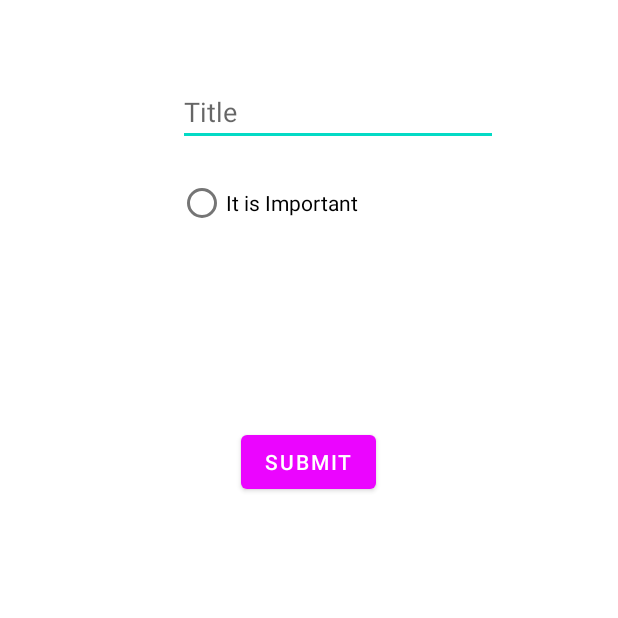
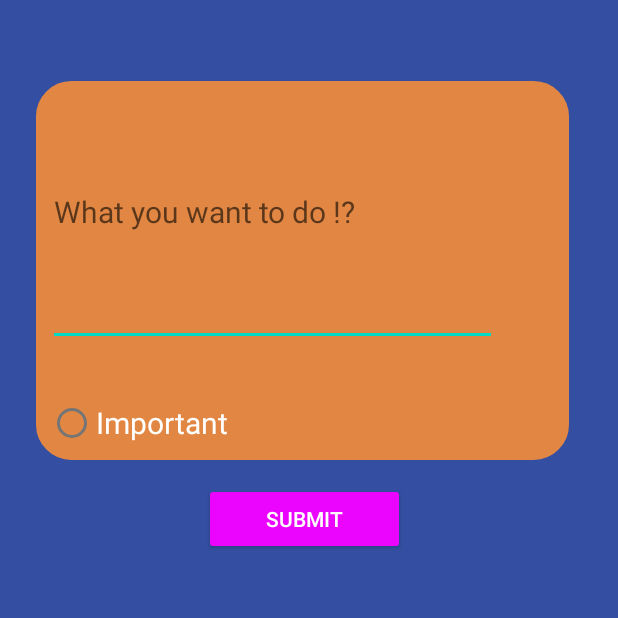
Before and after one commit to SATYAJIT1910/Todo-App, an Android app: the TodoEntryActivity screen opened directly, with no data from a screen before it, on a phone screen of 412 x 824 dp, the top half of it. Run offline under Robolectric (Android 15) with nearby library versions, the light colour scheme and no system bars.

Commit message:
some ui improvement #1 for data entry Layout

```diff
--- a/app/src/main/res/layout/activity_todo_entry.xml
+++ b/app/src/main/res/layout/activity_todo_entry.xml
@@ -4,37 +4,61 @@
     xmlns:tools="http://schemas.android.com/tools"
     android:layout_width="match_parent"
     android:layout_height="match_parent"
+    android:background="@color/customColor2"
     tools:context=".TodoEntryActivity">
+
+    <RelativeLayout
+        android:id="@+id/relativeLayout"
+        android:layout_width="370dp"
+        android:layout_height="267dp"
+        android:background="@drawable/rounded_corner_important"
+        app:layout_constraintBottom_toBottomOf="parent"
+        app:layout_constraintEnd_toEndOf="parent"
+        app:layout_constraintHorizontal_bias="0.39"
+        app:layout_constraintStart_toStartOf="parent"
+        app:layout_constraintTop_toTopOf="parent"
+        app:layout_constraintVertical_bias="0.084" />
+
     <EditText
         android:id="@+id/title"
-        android:layout_width="wrap_content"
-        android:layout_height="wrap_content"
+        style="@android:style/Widget.Material.Light.AutoCompleteTextView"
+        android:layout_width="299dp"
+        android:layout_height="0dp"
+        android:layout_marginStart="32dp"
         android:layout_marginTop="52dp"
-        android:layout_marginEnd="80dp"
+        android:layout_marginBottom="27dp"
         android:ems="10"
-        android:hint="Title"
+        android:hint="What you want to do !?"
         android:inputType="textPersonName"
-        app:layout_constraintEnd_toEndOf="parent"
+        android:textColor="@color/white"
+        android:textSize="20sp"
+        app:layout_constraintBottom_toTopOf="@+id/impYes"
+        app:layout_constraintStart_toStartOf="parent"
         app:layout_constraintTop_toTopOf="parent" />
 
     <Button
         android:id="@+id/button"
-        android:layout_width="wrap_content"
-        android:layout_height="wrap_content"
-        android:layout_marginBottom="492dp"
+        style="@style/Widget.AppCompat.Button"
+        android:layout_width="134dp"
+        android:layout_height="48dp"
+        android:layout_marginStart="104dp"
+        android:layout_marginBottom="454dp"
         android:text="Submit"
         app:layout_constraintBottom_toBottomOf="parent"
-        app:layout_constraintEnd_toEndOf="parent"
-        app:layout_constraintHorizontal_bias="0.498"
-        app:layout_constraintStart_toStartOf="parent" />
+        app:layout_constraintStart_toStartOf="@+id/impYes"
+        app:layout_constraintTop_toBottomOf="@+id/impYes" />
 
     <RadioButton
         android:id="@+id/impYes"
         android:layout_width="wrap_content"
         android:layout_height="wrap_content"
-        android:layout_marginTop="14dp"
-        android:text="It is Important"
-        app:layout_constraintStart_toStartOf="@+id/title"
+        android:layout_marginStart="32dp"
+        android:layout_marginBottom="16dp"
+        android:text="Important"
+        android:textColor="@color/white"
+        android:textSize="20sp"
+        app:layout_constraintBottom_toTopOf="@+id/button"
+        app:layout_constraintStart_toStartOf="parent"
         app:layout_constraintTop_toBottomOf="@+id/title" />
 
 </androidx.constraintlayout.widget.ConstraintLayout>
```
